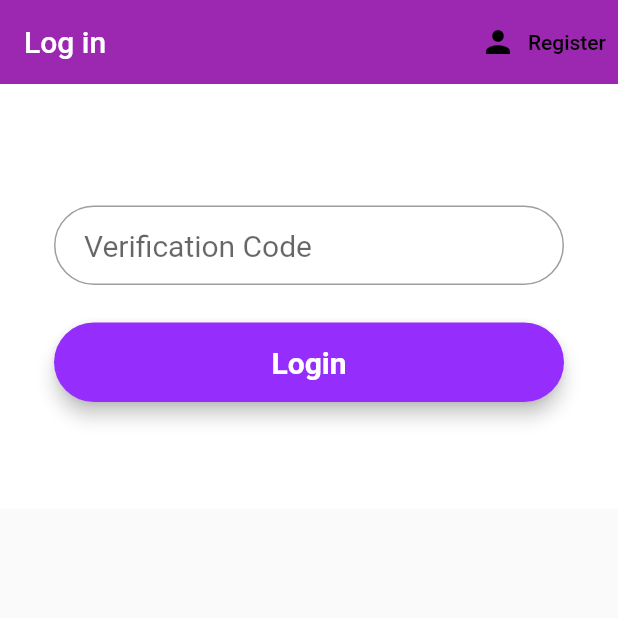
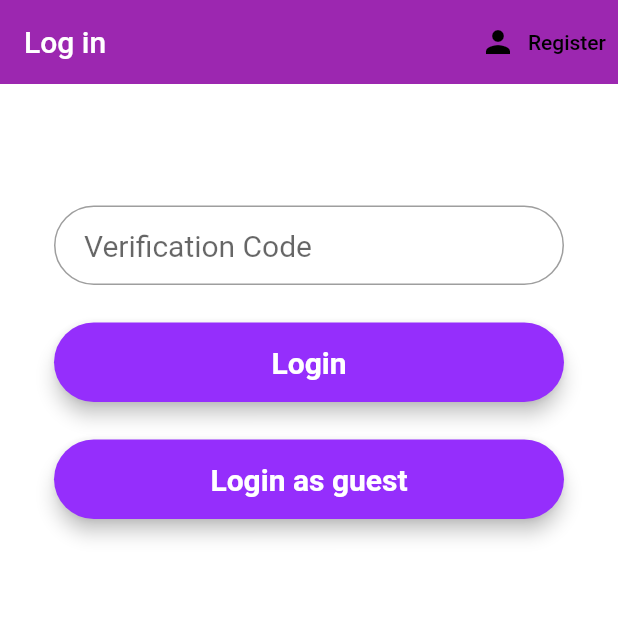
Before and after one commit to gevers123/expiration-date-tracker, a Flutter app: the screen it shows after launch, on a phone screen of 412 x 824 dp, the top half of it. Run offline on Flutter 3.47's test engine with Material 2 defaults, Android fonts, the phone set to English and light mode, and no system bars; our stand-ins replace firebase_auth; accounts and stored records are empty; Roboto replaces fonts that are missing (Montserrat).

Commit message:
Added login as guest button

```diff
--- a/expiration_date_tracker/lib/main.dart
+++ b/expiration_date_tracker/lib/main.dart
@@ -1,5 +1,5 @@
 import 'package:flutter/material.dart';
-import 'package:expiration_date_tracker/screens/login.dart';
+import 'package:expiration_date_tracker/screens/authenticate/login.dart';
 import 'package:expiration_date_tracker/screens/register.dart';
 
 void main() {
--- a/expiration_date_tracker/lib/services/authenticate.dart
+++ b/expiration_date_tracker/lib/screens/authenticate/authenticate.dart
@@ -1,5 +1,5 @@
 import 'package:flutter/cupertino.dart';
-import 'package:expiration_date_tracker/screens/login.dart';
+import 'package:expiration_date_tracker/screens/authenticate/login.dart';
 import 'package:expiration_date_tracker/screens/register.dart';
 
 class Authenticate extends StatefulWidget {
--- a/expiration_date_tracker/lib/screens/login.dart
+++ b/expiration_date_tracker/lib/screens/authenticate/login.dart
@@ -1,3 +1,4 @@
+import 'package:expiration_date_tracker/services/auth.dart';
 import 'package:flutter/material.dart';
 
 class LoginScreen extends StatefulWidget {
@@ -11,6 +12,8 @@ class LoginScreenState extends State<LoginScreen> {
   void initState() {
     super.initState();
   }
+
+  final AuthService _auth = AuthService();
 
   TextStyle style = TextStyle(fontFamily: 'Montserrat', fontSize: 20.0);
   @override
@@ -35,6 +38,30 @@ class LoginScreenState extends State<LoginScreen> {
         onPressed: () {},
         child: Text(
           "Login",
+          textAlign: TextAlign.center,
+          style:
+              style.copyWith(color: Colors.white, fontWeight: FontWeight.bold),
+        ),
+      ),
+    );
+
+    final loginAsGuestButton = Material(
+      elevation: 5.0,
+      borderRadius: BorderRadius.circular(30.0),
+      color: Color(0xff952efc),
+      child: MaterialButton(
+        minWidth: MediaQuery.of(context).size.width,
+        padding: EdgeInsets.fromLTRB(20.0, 15.0, 20.0, 15.0),
+        onPressed: () async {
+          dynamic result = await _auth.loginAsGuest();
+          if (result == null) {
+            print('error signing in');
+          } else {
+            print('signed in');
+          }
+        },
+        child: Text(
+          "Login as guest",
           textAlign: TextAlign.center,
           style:
               style.copyWith(color: Colors.white, fontWeight: FontWeight.bold),
@@ -70,6 +97,8 @@ class LoginScreenState extends State<LoginScreen> {
                     codeField,
                     SizedBox(height: 25.0),
                     loginButton,
+                    SizedBox(height: 25.0),
+                    loginAsGuestButton,
                     SizedBox(
                       height: 35.0,
                     ),
--- a/expiration_date_tracker/lib/services/auth.dart
+++ b/expiration_date_tracker/lib/services/auth.dart
@@ -4,7 +4,7 @@ class AuthService {
   final FirebaseAuth _auth = FirebaseAuth.instance;
 
   // sign in anon
-  Future signInAnon() async {
+  Future loginAsGuest() async {
     try {
       UserCredential credential = await _auth.signInAnonymously();
       User user = credential.user;
--- a/expiration_date_tracker/pubspec.yaml
+++ b/expiration_date_tracker/pubspec.yaml
@@ -29,7 +29,7 @@ dependencies:
   # Use with the CupertinoIcons class for iOS style icons.
   cupertino_icons: ^1.0.2
   firebase_auth: ^3.0.1
-  cloud_firestore: ^2.4.0
+  firebase_core: ^1.4.0
 
 dev_dependencies:
   flutter_test:
```
Also changed, not shown: expiration_date_tracker/pubspec.lock, 1 other file.
